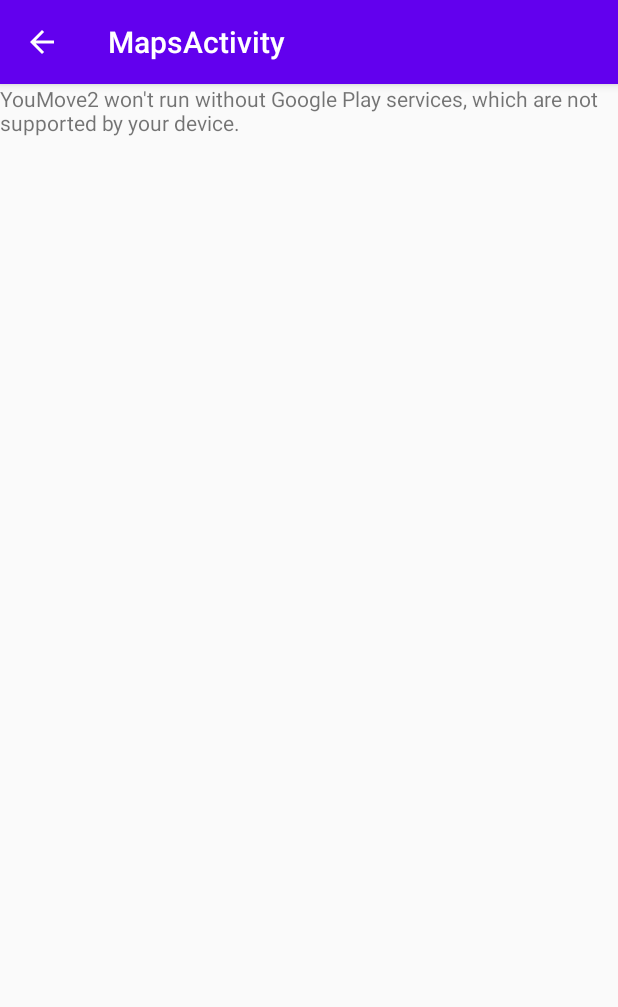
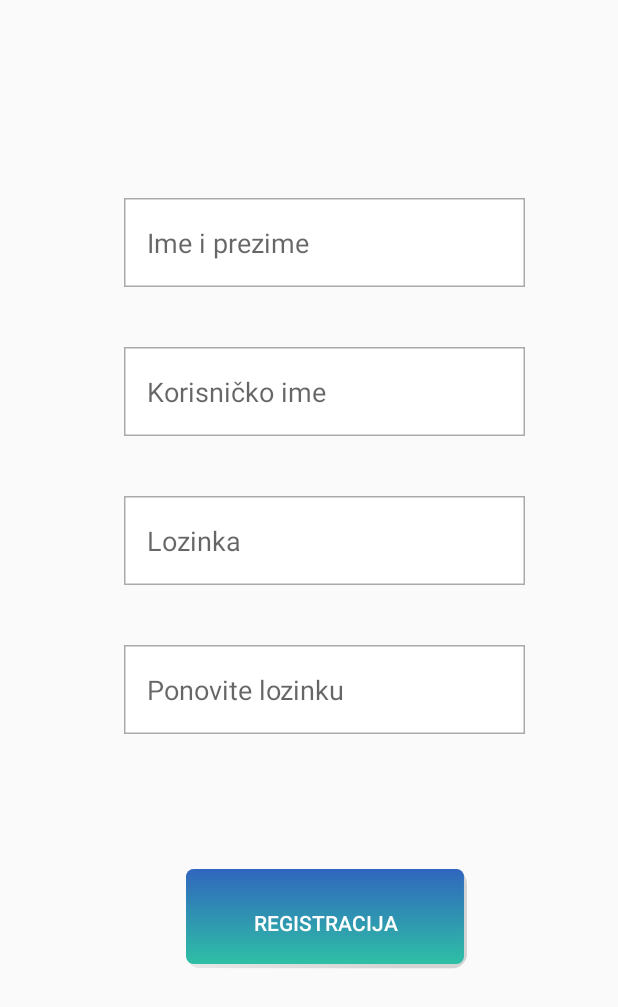
Before and after one commit to tena004/YouMove2, an Android app: the screen it shows after launch (MapsActivity before the commit, RegistracijaActivity after it), after a tap on "REGISTRACIJA", on a phone screen of 412 x 824 dp. Shown: the top 1007 px of the screen. Run offline under Robolectric (Android 15) with nearby library versions, the phone set to English and light mode, and no system bars.

Commit message:
registracija

```diff
--- a/app/src/main/AndroidManifest.xml
+++ b/app/src/main/AndroidManifest.xml
@@ -35,7 +35,7 @@
 
         <activity
             android:name=".MapsActivity"
-            android:exported="false"
+            android:exported="true"
             android:label="@string/title_activity_maps"
             android:parentActivityName=".MainActivity"/>
         <activity
@@ -51,6 +51,16 @@
                 android:name="android.app.lib_name"
                 android:value="" />
         </activity>
+        <activity
+            android:name=".PrijavaActivity"
+            android:label="prijava"
+            android:exported="true"
+            android:parentActivityName=".MainActivity"/>
+        <activity
+            android:name=".RegistracijaActivity"
+            android:label="registracija"
+            android:exported="true"
+            android:parentActivityName=".MainActivity"/>
     </application>
 
 </manifest>
--- a/app/src/main/java/com/example/youmove2/Baza.kt
+++ b/app/src/main/java/com/example/youmove2/Baza.kt
@@ -30,6 +30,10 @@
         onCreate(db)
     }
 
+    /*fun checkUser(username: String){
+        val query = "SELECT * FROM user WHERE username =";
+    }*/
+
     fun readAllUsers(): Cursor? {
         val query = "SELECT * FROM user;"
         val db = this.readableDatabase
--- a/app/src/main/java/com/example/youmove2/MainActivity.kt
+++ b/app/src/main/java/com/example/youmove2/MainActivity.kt
@@ -2,7 +2,6 @@
 
 import android.content.Context
 import android.content.Intent
-import android.database.Cursor
 import android.graphics.drawable.Drawable
 import android.os.Bundle
 import android.view.View
@@ -11,8 +10,7 @@
 import androidx.appcompat.app.AppCompatActivity
 import androidx.core.content.ContextCompat
 import com.example.youmove2.databinding.ActivityMainBinding
-import com.google.common.hash.Hashing
-import java.nio.charset.StandardCharsets
+
 
 class MainActivity : AppCompatActivity() {
     private lateinit var viewBinding: ActivityMainBinding;
@@ -20,18 +18,13 @@
     var con: Context? = null
     var dbase: Baza? = null
 
-    var id: ArrayList<Int>? = null
-    var ime: ArrayList<String>? = null
-    var korIme: ArrayList<String>? = null
-    var lozinka: ArrayList<String>? = null
-
-
-
     override fun onCreate(savedInstanceState: Bundle?) {
         viewBinding = ActivityMainBinding.inflate(layoutInflater)
 
         val backgorund : Drawable?
         val window: Window = this.window
+
+        dbase = Baza(this)
 
         backgorund = ContextCompat.getDrawable(this, R.drawable.home_bg)
         window.addFlags(WindowManager.LayoutParams.FLAG_DRAWS_SYSTEM_BAR_BACKGROUNDS)
@@ -47,27 +40,12 @@
     }
 
     fun prijava(v: View){
-        val iPrijava = Intent(this, MapsActivity::class.java)
-
+        val iPrijava = Intent(this, PrijavaActivity::class.java)
         startActivity(iPrijava)
     }
 
-    fun getAllUsers() {
-        val cursor: Cursor? = dbase?.readAllUsers()
-        if (cursor != null) {
-            while (cursor.moveToNext()) {
-                id?.add(cursor.getInt(0))
-                ime?.add(cursor.getString(1))
-                korIme?.add(cursor.getString(2))
-                lozinka?.add(cursor.getString(3))
-            }
-        }
+    fun registracija(v: View){
+        val iRegistracija = Intent(this, RegistracijaActivity::class.java)
+        startActivity(iRegistracija)
     }
-
-    fun hashPwd(password: String?): String? {
-        return Hashing.sha256()
-            .hashString(password, StandardCharsets.UTF_8)
-            .toString()
-    }
-
 }
--- /dev/null
+++ b/app/src/main/java/com/example/youmove2/PrijavaActivity.kt
@@ -0,0 +1,16 @@
+package com.example.youmove2
+
+import android.os.Bundle
+import android.os.PersistableBundle
+import androidx.appcompat.app.AppCompatActivity
+import com.example.youmove2.databinding.ActivityPrijavaBinding
+
+class PrijavaActivity : AppCompatActivity() {
+    private lateinit var viewBinding: ActivityPrijavaBinding
+    override fun onCreate(savedInstanceState: Bundle?, persistentState: PersistableBundle?) {
+        viewBinding = ActivityPrijavaBinding.inflate(layoutInflater)
+
+        super.onCreate(savedInstanceState, persistentState)
+        setContentView(viewBinding.root)
+    }
+}
--- /dev/null
+++ b/app/src/main/java/com/example/youmove2/RegistracijaActivity.kt
@@ -0,0 +1,33 @@
+package com.example.youmove2
+
+import android.content.Intent
+import android.os.Bundle
+import android.os.PersistableBundle
+import android.view.View
+import androidx.appcompat.app.AppCompatActivity
+import com.example.youmove2.databinding.ActivityRegistracijaBinding
+
+class RegistracijaActivity : AppCompatActivity() {
+    private lateinit var viewBinding: ActivityRegistracijaBinding
+
+    override fun onCreate(savedInstanceState: Bundle?) {
+        viewBinding = ActivityRegistracijaBinding.inflate(layoutInflater)
+        supportActionBar?.hide()
+
+        super.onCreate(savedInstanceState)
+        setContentView(viewBinding.root)
+    }
+
+    fun rege(v: View){
+        val korIme = viewBinding.korIme.text.toString()
+        val imePrez = viewBinding.imePrezime.text.toString()
+        val lozinka = viewBinding.lozinka.text.toString()
+        val lozProvjera = viewBinding.lozaPon.text.toString()
+
+
+
+        val iMaps = Intent(this, MapsActivity::class.java)
+        startActivity(iMaps)
+    }
+
+}
--- /dev/null
+++ b/app/src/main/res/drawable/button2.xml
@@ -0,0 +1,50 @@
+<vector xmlns:android="http://schemas.android.com/apk/res/android"
+    xmlns:aapt="http://schemas.android.com/aapt"
+    android:width="193dp"
+    android:height="71dp"
+    android:viewportWidth="193"
+    android:viewportHeight="71">
+  <path
+      android:pathData="M14,0L181,0A10,10 0,0 1,191 10L191,56A10,10 0,0 1,181 66L14,66A10,10 0,0 1,4 56L4,10A10,10 0,0 1,14 0z">
+    <aapt:attr name="android:fillColor">
+      <gradient
+          android:startX="191"
+          android:startY="32.65"
+          android:endX="4"
+          android:endY="32.65"
+          android:type="linear">
+        <item android:offset="0.21" android:color="#16000000"/>
+        <item android:offset="1" android:color="#00000000"/>
+      </gradient>
+    </aapt:attr>
+  </path>
+  <path
+      android:pathData="M14,0L181,0A10,10 0,0 1,191 10L191,56A10,10 0,0 1,181 66L14,66A10,10 0,0 1,4 56L4,10A10,10 0,0 1,14 0z"
+      android:fillAlpha="0.2">
+    <aapt:attr name="android:fillColor">
+      <gradient
+          android:startX="97.5"
+          android:startY="0"
+          android:endX="97.5"
+          android:endY="66"
+          android:type="linear">
+        <item android:offset="1" android:color="#59000000"/>
+        <item android:offset="1" android:color="#00000000"/>
+      </gradient>
+    </aapt:attr>
+  </path>
+  <path
+      android:pathData="M9,0L184,0A5,5 0,0 1,189 5L189,58A5,5 0,0 1,184 63L9,63A5,5 0,0 1,4 58L4,5A5,5 0,0 1,9 0z">
+    <aapt:attr name="android:fillColor">
+      <gradient
+          android:startX="96.5"
+          android:startY="0"
+          android:endX="96.5"
+          android:endY="63"
+          android:type="linear">
+        <item android:offset="0" android:color="#FF3066BE"/>
+        <item android:offset="1" android:color="#FF2EBFA5"/>
+      </gradient>
+    </aapt:attr>
+  </path>
+</vector>
--- /dev/null
+++ b/app/src/main/res/drawable/rect.xml
@@ -0,0 +1,15 @@
+<vector xmlns:android="http://schemas.android.com/apk/res/android"
+    android:width="267dp"
+    android:height="59dp"
+    android:viewportWidth="267"
+    android:viewportHeight="59">
+  <path
+      android:pathData="M0,0h267v59h-267z"
+      android:fillColor="#ffffff"/>
+  <path
+      android:strokeWidth="1"
+      android:pathData="M0.5,0.5h266v58h-266z"
+      android:strokeAlpha="0.46"
+      android:fillColor="#00000000"
+      android:strokeColor="#464646"/>
+</vector>
--- a/app/src/main/res/layout/activity_main.xml
+++ b/app/src/main/res/layout/activity_main.xml
@@ -40,7 +40,7 @@
         android:text="Registracija"
         android:textColor="@color/text_blue"
         android:textSize="20dp"
-        android:onClick="prijava"
+        android:onClick="registracija"
         app:layout_constraintEnd_toEndOf="parent"
         app:layout_constraintStart_toStartOf="parent"
         app:layout_constraintTop_toTopOf="parent" />
--- /dev/null
+++ b/app/src/main/res/layout/activity_prijava.xml
@@ -0,0 +1,6 @@
+<?xml version="1.0" encoding="utf-8"?>
+<androidx.constraintlayout.widget.ConstraintLayout xmlns:android="http://schemas.android.com/apk/res/android"
+    android:layout_width="match_parent"
+    android:layout_height="match_parent">
+
+</androidx.constraintlayout.widget.ConstraintLayout>
--- /dev/null
+++ b/app/src/main/res/layout/activity_registracija.xml
@@ -0,0 +1,87 @@
+<?xml version="1.0" encoding="utf-8"?>
+<androidx.constraintlayout.widget.ConstraintLayout xmlns:android="http://schemas.android.com/apk/res/android"
+    xmlns:app="http://schemas.android.com/apk/res-auto"
+    xmlns:tools="http://schemas.android.com/tools"
+    android:layout_width="match_parent"
+    android:layout_height="match_parent"
+    tools:context=".RegistracijaActivity">
+
+    <EditText
+        android:id="@+id/imePrezime"
+        android:layout_width="267dp"
+        android:layout_height="59dp"
+        android:layout_marginStart="110dp"
+        android:layout_marginTop="132dp"
+        android:layout_marginEnd="91dp"
+        android:background="@drawable/rect"
+        android:ems="10"
+        android:hint="Ime i prezime"
+        android:inputType="textPersonName"
+        android:paddingLeft="15dp"
+        app:layout_constraintEnd_toEndOf="parent"
+        app:layout_constraintHorizontal_bias="0.491"
+        app:layout_constraintStart_toStartOf="parent"
+        app:layout_constraintTop_toTopOf="parent" />
+
+    <EditText
+        android:id="@+id/korIme"
+        android:layout_width="267dp"
+        android:layout_height="59dp"
+        android:layout_marginTop="40dp"
+        android:layout_marginEnd="91dp"
+        android:background="@drawable/rect"
+        android:ems="10"
+        android:hint="Korisničko ime"
+        android:inputType="textPersonName"
+        android:paddingLeft="15dp"
+        app:layout_constraintEnd_toEndOf="@+id/imePrezime"
+        app:layout_constraintHorizontal_bias="0.0"
+        app:layout_constraintStart_toStartOf="@+id/imePrezime"
+        app:layout_constraintTop_toBottomOf="@+id/imePrezime" />
+
+    <EditText
+        android:id="@+id/lozinka"
+        android:layout_width="267dp"
+        android:layout_height="59dp"
+        android:layout_marginTop="40dp"
+        android:layout_marginEnd="91dp"
+        android:background="@drawable/rect"
+        android:ems="10"
+        android:hint="Lozinka"
+        android:inputType="textPersonName"
+        android:paddingLeft="15dp"
+        app:layout_constraintEnd_toEndOf="@+id/korIme"
+        app:layout_constraintHorizontal_bias="0.0"
+        app:layout_constraintStart_toStartOf="@+id/korIme"
+        app:layout_constraintTop_toBottomOf="@+id/korIme" />
+
+    <EditText
+        android:id="@+id/lozaPon"
+        android:layout_width="267dp"
+        android:layout_height="59dp"
+        android:layout_marginTop="40dp"
+        android:layout_marginEnd="91dp"
+        android:background="@drawable/rect"
+        android:ems="10"
+        android:hint="Ponovite lozinku"
+        android:inputType="textPersonName"
+        android:paddingLeft="15dp"
+        app:layout_constraintEnd_toEndOf="@+id/lozinka"
+        app:layout_constraintHorizontal_bias="0.0"
+        app:layout_constraintStart_toStartOf="@+id/lozinka"
+        app:layout_constraintTop_toBottomOf="@+id/lozinka" />
+
+    <Button
+        android:id="@+id/button"
+        android:layout_width="wrap_content"
+        android:layout_height="wrap_content"
+        android:layout_marginBottom="84dp"
+        android:background="@drawable/button2"
+        android:onClick="rege"
+        android:text="Registracija"
+        android:textColor="@color/white"
+        app:layout_constraintBottom_toBottomOf="parent"
+        app:layout_constraintEnd_toEndOf="@+id/lozaPon"
+        app:layout_constraintStart_toStartOf="@+id/lozaPon"
+        app:layout_constraintTop_toBottomOf="@+id/lozaPon" />
+</androidx.constraintlayout.widget.ConstraintLayout>
```
